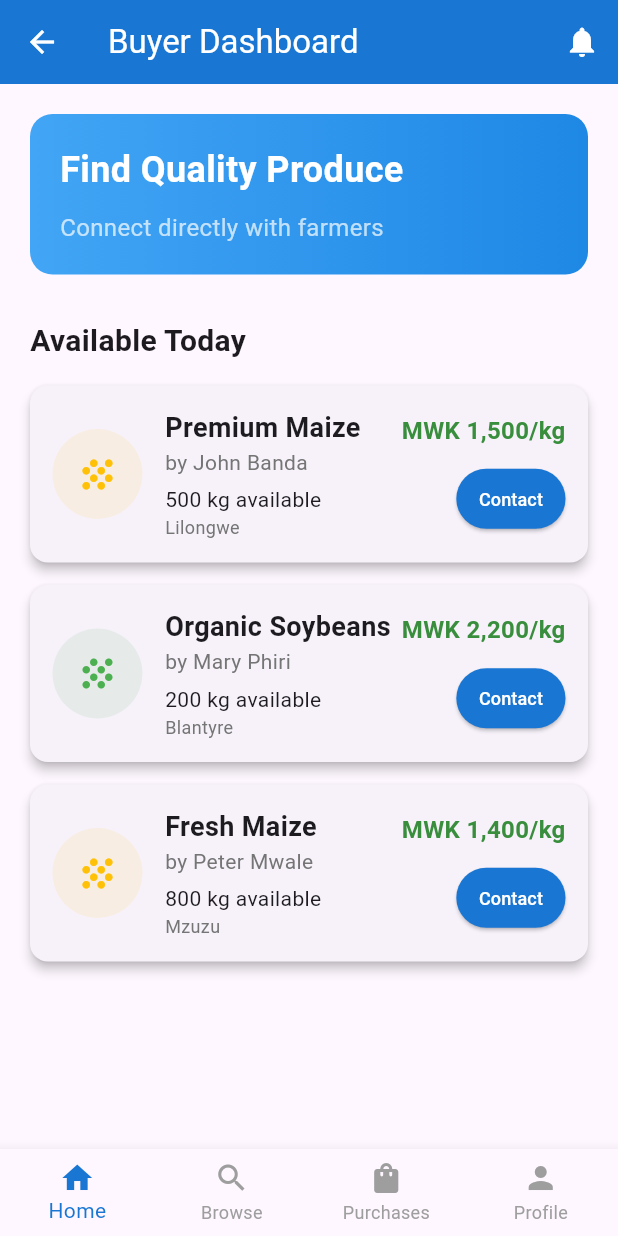
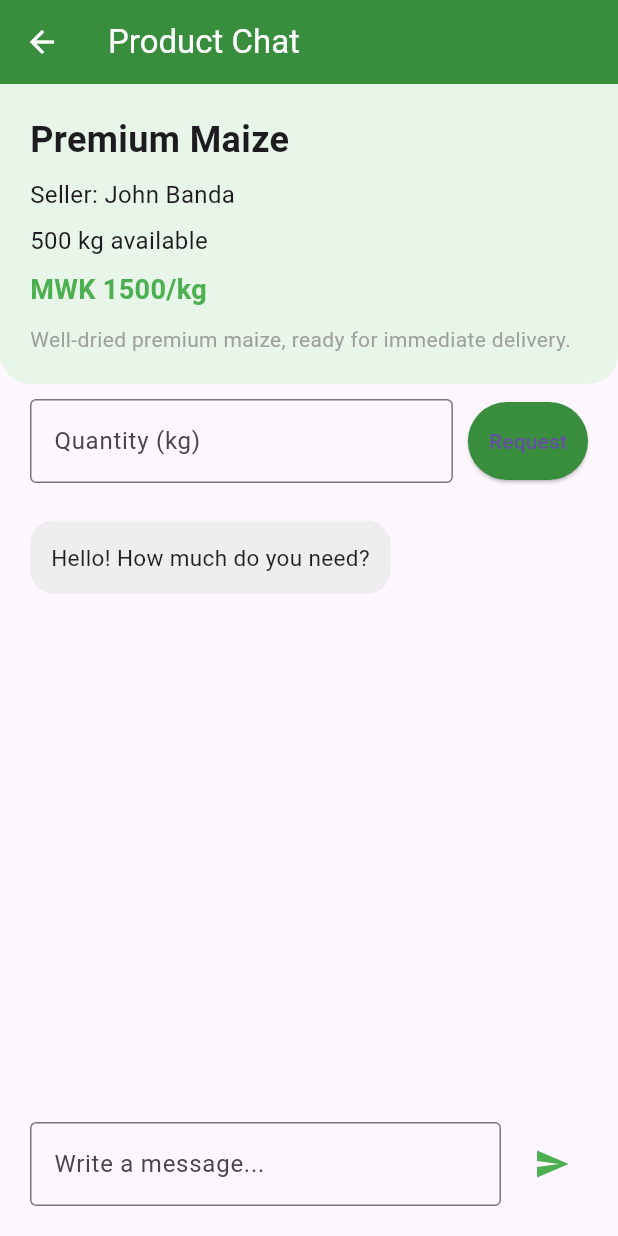
Before and after one commit to meylai/agriconnect-app, a Flutter app: the BuyerDashboard screen opened directly, after a tap on "Contact", on a phone screen of 412 x 824 dp. Run offline on Flutter 3.47's test engine with Material 3 defaults, Android fonts, the phone set to English and light mode, and no system bars.

Commit message:
feat: Implement listing and user profile models, and enhance buyer and farmer dashboards with product detail and profile screens

```diff
--- /dev/null
+++ b/lib/models/listing.dart
@@ -0,0 +1,52 @@
+class Listing {
+  final String id;
+  final String crop;
+  final String farmer;
+  final String location;
+  final int availableKg;
+  final int pricePerKg;
+  final String description;
+
+  const Listing({
+    required this.id,
+    required this.crop,
+    required this.farmer,
+    required this.location,
+    required this.availableKg,
+    required this.pricePerKg,
+    required this.description,
+  });
+
+  String get priceLabel => 'MWK $pricePerKg/kg';
+  String get quantityLabel => '$availableKg kg available';
+}
+
+const List<Listing> sampleListings = [
+  Listing(
+    id: 'l1',
+    crop: 'Premium Maize',
+    farmer: 'John Banda',
+    location: 'Lilongwe',
+    availableKg: 500,
+    pricePerKg: 1500,
+    description: 'Well-dried premium maize, ready for immediate delivery.',
+  ),
+  Listing(
+    id: 'l2',
+    crop: 'Organic Soybeans',
+    farmer: 'Mary Phiri',
+    location: 'Blantyre',
+    availableKg: 200,
+    pricePerKg: 2200,
+    description: 'Organic soybeans with high oil content, ideal for processors.',
+  ),
+  Listing(
+    id: 'l3',
+    crop: 'Fresh Maize',
+    farmer: 'Peter Mwale',
+    location: 'Mzuzu',
+    availableKg: 800,
+    pricePerKg: 1400,
+    description: 'Fresh harvested maize, perfect for milling and local markets.',
+  ),
+];
--- a/lib/screens/buyer_dashboard.dart
+++ b/lib/screens/buyer_dashboard.dart
@@ -1,4 +1,8 @@
 import 'package:flutter/material.dart';
+import 'package:agriconnect_app/models/listing.dart';
+import 'package:agriconnect_app/screens/product_detail_screen.dart';
+import 'package:agriconnect_app/screens/profile_screen.dart';
+import 'package:agriconnect_app/models/user_profile.dart';
 
 class BuyerDashboard extends StatefulWidget {
   const BuyerDashboard({super.key});
@@ -14,7 +18,7 @@
     const BuyerHomeScreen(),
     const BrowseProduceScreen(),
     const PurchasesScreen(),
-    const BuyerProfileScreen(),
+    const ProfileScreen(profile: buyerProfile),
   ];
 
   @override
@@ -100,33 +104,12 @@
             ),
             const SizedBox(height: 15),
             Expanded(
-              child: ListView(
-                children: [
-                  _buildProduceCard(
-                    'Premium Maize',
-                    'John Banda',
-                    '500 kg available',
-                    'MWK 1,500/kg',
-                    'Lilongwe',
-                    Colors.amber,
-                  ),
-                  _buildProduceCard(
-                    'Organic Soybeans',
-                    'Mary Phiri',
-                    '200 kg available',
-                    'MWK 2,200/kg',
-                    'Blantyre',
-                    Colors.green,
-                  ),
-                  _buildProduceCard(
-                    'Fresh Maize',
-                    'Peter Mwale',
-                    '800 kg available',
-                    'MWK 1,400/kg',
-                    'Mzuzu',
-                    Colors.amber,
-                  ),
-                ],
+              child: ListView.builder(
+                itemCount: sampleListings.length,
+                itemBuilder: (context, index) {
+                  final listing = sampleListings[index];
+                  return _buildProduceCard(context, listing);
+                },
               ),
             ),
           ],
@@ -135,8 +118,7 @@
     );
   }
 
-  Widget _buildProduceCard(String title, String farmer, String quantity,
-      String price, String location, Color color) {
+  Widget _buildProduceCard(BuildContext context, Listing listing) {
     return Card(
       margin: const EdgeInsets.only(bottom: 15),
       elevation: 3,
@@ -148,12 +130,12 @@
               width: 60,
               height: 60,
               decoration: BoxDecoration(
-                color: color.withValues(alpha: 0.1),
+                color: Colors.green.withOpacity(0.12),
                 borderRadius: BorderRadius.circular(30),
               ),
-              child: Icon(
+              child: const Icon(
                 Icons.grain,
-                color: color,
+                color: Colors.green,
                 size: 30,
               ),
             ),
@@ -163,23 +145,23 @@
                 crossAxisAlignment: CrossAxisAlignment.start,
                 children: [
                   Text(
-                    title,
+                    listing.crop,
                     style: const TextStyle(
                       fontSize: 18,
                       fontWeight: FontWeight.bold,
                     ),
                   ),
                   Text(
-                    'by $farmer',
+                    'by ${listing.farmer}',
                     style: TextStyle(
                       color: Colors.grey[600],
                       fontSize: 14,
                     ),
                   ),
                   const SizedBox(height: 5),
-                  Text(quantity),
+                  Text(listing.quantityLabel),
                   Text(
-                    location,
+                    listing.location,
                     style: TextStyle(
                       color: Colors.grey[600],
                       fontSize: 12,
@@ -192,7 +174,7 @@
               crossAxisAlignment: CrossAxisAlignment.end,
               children: [
                 Text(
-                  price,
+                  listing.priceLabel,
                   style: TextStyle(
                     fontSize: 16,
                     fontWeight: FontWeight.bold,
@@ -201,7 +183,14 @@
                 ),
                 const SizedBox(height: 10),
                 ElevatedButton(
-                  onPressed: () {},
+                  onPressed: () {
+                    Navigator.push(
+                      context,
+                      MaterialPageRoute(
+                        builder: (context) => ProductDetailScreen(listing: listing),
+                      ),
+                    );
+                  },
                   style: ElevatedButton.styleFrom(
                     backgroundColor: Colors.blue[700],
                     shape: RoundedRectangleBorder(
@@ -233,7 +222,32 @@
   Widget build(BuildContext context) {
     return Scaffold(
       appBar: AppBar(title: const Text('Browse Produce')),
-      body: const Center(child: Text('Browse Produce Screen')),
+      body: Padding(
+        padding: const EdgeInsets.all(20),
+        child: ListView.builder(
+          itemCount: sampleListings.length,
+          itemBuilder: (context, index) {
+            final listing = sampleListings[index];
+            return Card(
+              margin: const EdgeInsets.only(bottom: 15),
+              child: ListTile(
+                leading: const Icon(Icons.agriculture, color: Colors.green),
+                title: Text(listing.crop),
+                subtitle: Text('${listing.quantityLabel} • ${listing.location}'),
+                trailing: Text(listing.priceLabel, style: const TextStyle(fontWeight: FontWeight.bold)),
+                onTap: () {
+                  Navigator.push(
+                    context,
+                    MaterialPageRoute(
+                      builder: (context) => ProductDetailScreen(listing: listing),
+                    ),
+                  );
+                },
+              ),
+            );
+          },
+        ),
+      ),
     );
   }
 }
@@ -245,19 +259,7 @@
   Widget build(BuildContext context) {
     return Scaffold(
       appBar: AppBar(title: const Text('My Purchases')),
-      body: const Center(child: Text('Purchases Screen')),
+      body: const Center(child: Text('Your purchase orders will appear here.')),
     );
   }
 }
-
-class BuyerProfileScreen extends StatelessWidget {
-  const BuyerProfileScreen({super.key});
-
-  @override
-  Widget build(BuildContext context) {
-    return Scaffold(
-      appBar: AppBar(title: const Text('Profile')),
-      body: const Center(child: Text('Buyer Profile Screen')),
-    );
-  }
-}
--- /dev/null
+++ b/lib/screens/product_detail_screen.dart
@@ -0,0 +1,181 @@
+import 'package:flutter/material.dart';
+import 'package:agriconnect_app/models/listing.dart';
+
+class ProductDetailScreen extends StatefulWidget {
+  final Listing listing;
+
+  const ProductDetailScreen({super.key, required this.listing});
+
+  @override
+  State<ProductDetailScreen> createState() => _ProductDetailScreenState();
+}
+
+class _ProductDetailScreenState extends State<ProductDetailScreen> {
+  final quantityController = TextEditingController();
+  final messageController = TextEditingController();
+  final List<ChatMessage> _messages = [
+    const ChatMessage(sender: 'Seller', message: 'Hello! How much do you need?'),
+  ];
+
+  @override
+  void dispose() {
+    quantityController.dispose();
+    messageController.dispose();
+    super.dispose();
+  }
+
+  void _sendMessage() {
+    final text = messageController.text.trim();
+    if (text.isEmpty) return;
+    setState(() {
+      _messages.add(ChatMessage(sender: 'You', message: text));
+      messageController.clear();
+    });
+  }
+
+  void _requestQuantity() {
+    final quantityText = quantityController.text.trim();
+    if (quantityText.isEmpty) {
+      ScaffoldMessenger.of(context).showSnackBar(
+        const SnackBar(content: Text('Please enter the quantity you want to request.')),
+      );
+      return;
+    }
+
+    setState(() {
+      _messages.add(ChatMessage(
+        sender: 'You',
+        message: 'I would like to purchase $quantityText kg of ${widget.listing.crop}.',
+      ));
+      _messages.add(const ChatMessage(
+        sender: 'Seller',
+        message: 'Thank you! I can reserve this quantity for you. Let’s agree on the final delivery details.',
+      ));
+    });
+    quantityController.clear();
+  }
+
+  @override
+  Widget build(BuildContext context) {
+    return Scaffold(
+      appBar: AppBar(
+        title: const Text('Product Chat'),
+      ),
+      body: Column(
+        children: [
+          Container(
+            width: double.infinity,
+            padding: const EdgeInsets.all(20),
+            decoration: BoxDecoration(
+              color: Colors.green[50],
+              borderRadius: const BorderRadius.only(
+                bottomLeft: Radius.circular(20),
+                bottomRight: Radius.circular(20),
+              ),
+            ),
+            child: Column(
+              crossAxisAlignment: CrossAxisAlignment.start,
+              children: [
+                Text(widget.listing.crop,
+                    style: const TextStyle(fontSize: 24, fontWeight: FontWeight.bold)),
+                const SizedBox(height: 8),
+                Text('Seller: ${widget.listing.farmer}', style: const TextStyle(fontSize: 16)),
+                const SizedBox(height: 8),
+                Text(widget.listing.quantityLabel, style: const TextStyle(fontSize: 16)),
+                const SizedBox(height: 8),
+                Text(widget.listing.priceLabel,
+                    style: const TextStyle(fontSize: 18, fontWeight: FontWeight.bold, color: Colors.green)),
+                const SizedBox(height: 10),
+                Text(widget.listing.description, style: const TextStyle(color: Colors.grey)),
+              ],
+            ),
+          ),
+          Padding(
+            padding: const EdgeInsets.symmetric(horizontal: 20, vertical: 10),
+            child: Row(
+              children: [
+                Expanded(
+                  child: TextField(
+                    controller: quantityController,
+                    keyboardType: TextInputType.number,
+                    decoration: const InputDecoration(
+                      labelText: 'Quantity (kg)',
+                      border: OutlineInputBorder(),
+                    ),
+                  ),
+                ),
+                const SizedBox(width: 10),
+                ElevatedButton(
+                  onPressed: _requestQuantity,
+                  style: ElevatedButton.styleFrom(
+                    backgroundColor: Colors.green[700],
+                    padding: const EdgeInsets.symmetric(horizontal: 14, vertical: 16),
+                  ),
+                  child: const Text('Request'),
+                ),
+              ],
+            ),
+          ),
+          const SizedBox(height: 5),
+          Expanded(
+            child: ListView.builder(
+              padding: const EdgeInsets.symmetric(horizontal: 20, vertical: 10),
+              itemCount: _messages.length,
+              itemBuilder: (context, index) {
+                final chat = _messages[index];
+                final isBuyer = chat.sender == 'You';
+                return Container(
+                  margin: const EdgeInsets.only(bottom: 12),
+                  alignment: isBuyer ? Alignment.centerRight : Alignment.centerLeft,
+                  child: Container(
+                    padding: const EdgeInsets.all(14),
+                    constraints: BoxConstraints(maxWidth: MediaQuery.of(context).size.width * 0.75),
+                    decoration: BoxDecoration(
+                      color: isBuyer ? Colors.green[700] : Colors.grey[200],
+                      borderRadius: BorderRadius.circular(16),
+                    ),
+                    child: Text(
+                      chat.message,
+                      style: TextStyle(
+                        color: isBuyer ? Colors.white : Colors.black87,
+                        fontSize: 15,
+                      ),
+                    ),
+                  ),
+                );
+              },
+            ),
+          ),
+          Padding(
+            padding: const EdgeInsets.fromLTRB(20, 0, 20, 20),
+            child: Row(
+              children: [
+                Expanded(
+                  child: TextField(
+                    controller: messageController,
+                    decoration: const InputDecoration(
+                      hintText: 'Write a message...',
+                      border: OutlineInputBorder(),
+                    ),
+                  ),
+                ),
+                const SizedBox(width: 10),
+                IconButton(
+                  icon: const Icon(Icons.send, color: Colors.green),
+                  onPressed: _sendMessage,
+                ),
+              ],
+            ),
+          ),
+        ],
+      ),
+    );
+  }
+}
+
+class ChatMessage {
+  final String sender;
+  final String message;
+
+  const ChatMessage({required this.sender, required this.message});
+}
```
Also changed, not shown: lib/models/user_profile.dart (added, +43 -0 lines), lib/screens/farmer_dashboard.dart (+45 -17 lines), lib/screens/profile_screen.dart (added, +87 -0 lines).
